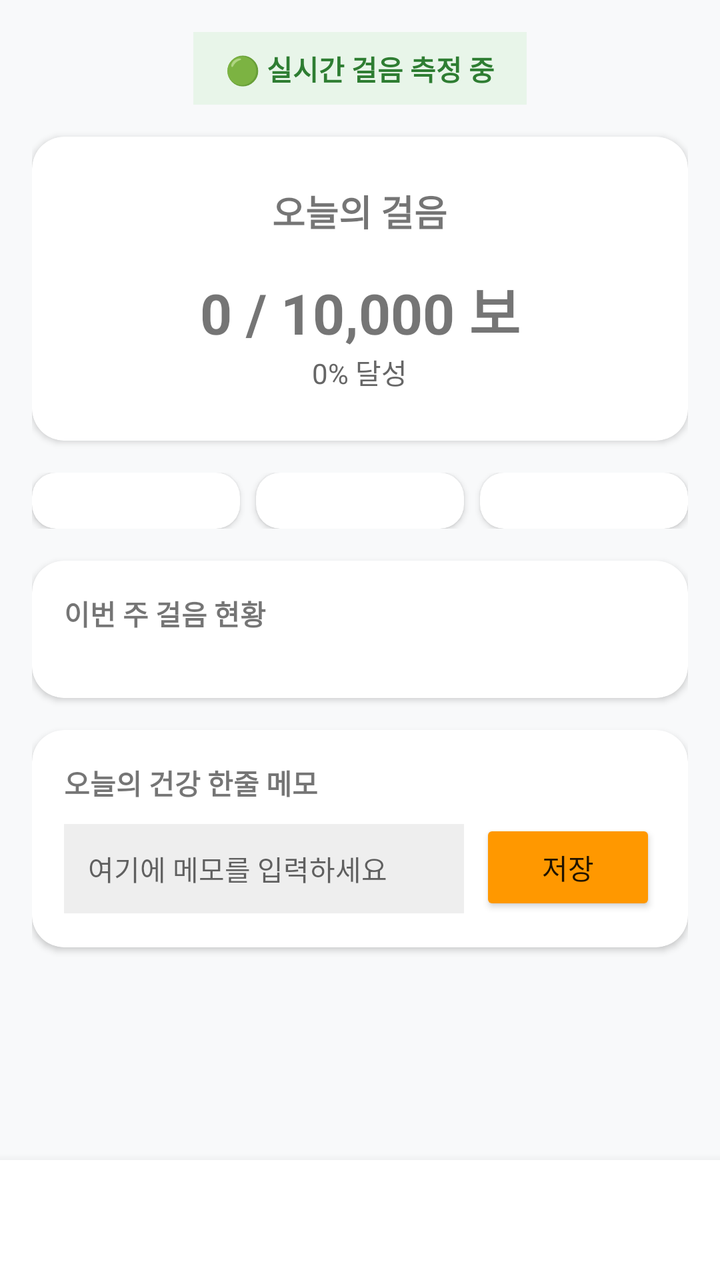
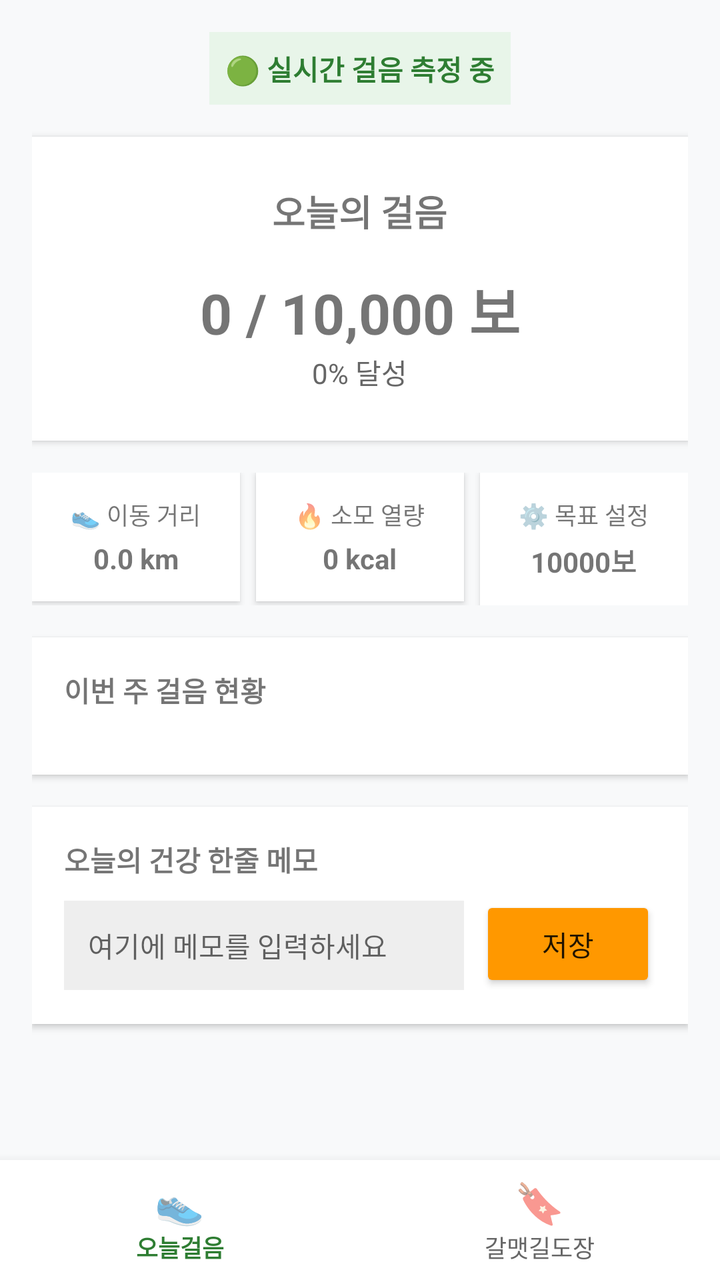

Before-and-after screenshots of an Android layout around one commit, followed by the original layout XML and the change that was made.
<!-- AndroidManifest.xml: application theme Theme.AppCompat.Light.NoActionBar -->
<!-- res/layout/activity_main.xml -->
<?xml version="1.0" encoding="utf-8"?>
<androidx.constraintlayout.widget.ConstraintLayout 
    xmlns:android="http://schemas.android.com/apk/res/android"
    xmlns:app="http://schemas.android.com/apk/res-auto"
    android:layout_width="match_parent"
    android:layout_height="match_parent"
    android:background="#F8F9FA">

    <ScrollView
        android:layout_width="match_parent"
        android:layout_height="0dp"
        app:layout_constraintTop_toTopOf="parent"
        app:layout_constraintBottom_toTopOf="@id/bottom_navigation_custom">

        <LinearLayout
            android:layout_width="match_parent"
            android:layout_height="wrap_content"
            android:orientation="vertical"
            android:padding="16dp">

            <TextView
                android:layout_width="wrap_content"
                android:layout_height="wrap_content"
                android:layout_gravity="center"
                android:background="#E8F5E9"
                android:paddingHorizontal="16dp"
                android:paddingVertical="8dp"
                android:text="🟢 실시간 걸음 측정 중"
                android:textColor="#2E7D32"
                android:textStyle="bold" />

            
            <androidx.cardview.widget.CardView
                android:layout_width="match_parent"
                android:layout_height="wrap_content"
                android:layout_marginTop="16dp"
                app:cardCornerRadius="16dp"
                app:cardElevation="2dp">
                <LinearLayout
                    android:layout_width="match_parent"
                    android:layout_height="wrap_content"
                    android:gravity="center"
                    android:orientation="vertical"
                    android:padding="24dp">
                    <TextView android:layout_width="wrap_content" android:layout_height="wrap_content" android:text="오늘의 걸음" android:textSize="18sp" android:textStyle="bold" />
                    <TextView android:id="@+id/tvStepCountMain" android:layout_width="wrap_content" android:layout_height="wrap_content" android:layout_marginTop="16dp" android:text="0 / 10,000 보" android:textSize="28sp" android:textStyle="bold" />
                    <TextView android:id="@+id/tvStepPercent" android:layout_width="wrap_content" android:layout_height="wrap_content" android:text="0% 달성" android:textColor="#666666" />
                </LinearLayout>
            </androidx.cardview.widget.CardView>

            
            <LinearLayout
                android:layout_width="match_parent"
                android:layout_height="wrap_content"
                android:layout_marginTop="16dp"
                android:orientation="horizontal"
                android:weightSum="3">
                <androidx.cardview.widget.CardView android:layout_width="0dp" android:layout_height="wrap_content" android:layout_marginEnd="4dp" android:layout_weight="1" app:cardCornerRadius="12dp">
                    <LinearLayout android:layout_width="match_parent" android:layout_height="wrap_content" android:gravity="center" android:orientation="vertical" android:padding="12dp">
                        <TextView android:text="👟 이동 거리" android:textSize="12sp" />
                        <TextView android:id="@+id/tvDistance" android:text="0.0 km" android:textStyle="bold" android:layout_marginTop="4dp"/>
                    </LinearLayout>
                </androidx.cardview.widget.CardView>
                <androidx.cardview.widget.CardView android:layout_width="0dp" android:layout_height="wrap_content" android:layout_marginHorizontal="4dp" android:layout_weight="1" app:cardCornerRadius="12dp">
                    <LinearLayout android:layout_width="match_parent" android:layout_height="wrap_content" android:gravity="center" android:orientation="vertical" android:padding="12dp">
                        <TextView android:text="🔥 소모 열량" android:textSize="12sp" />
                        <TextView android:id="@+id/tvCalories" android:text="0 kcal" android:textStyle="bold" android:layout_marginTop="4dp"/>
                    </LinearLayout>
                </androidx.cardview.widget.CardView>
                <androidx.cardview.widget.CardView android:layout_width="0dp" android:layout_height="wrap_content" android:layout_marginStart="4dp" android:layout_weight="1" app:cardCornerRadius="12dp">
                    <LinearLayout android:id="@+id/btnSetGoal" android:layout_width="match_parent" android:layout_height="wrap_content" android:gravity="center" android:orientation="vertical" android:padding="12dp">
                        <TextView android:text="⚙️ 목표 설정" android:textSize="12sp" />
                        <TextView android:id="@+id/tvGoalSteps" android:text="10000보" android:textStyle="bold" android:layout_marginTop="4dp"/>
                    </LinearLayout>
                </androidx.cardview.widget.CardView>
            </LinearLayout>

            
            <androidx.cardview.widget.CardView
                android:layout_width="match_parent"
                android:layout_height="wrap_content"
                android:layout_marginTop="16dp"
                app:cardCornerRadius="16dp">
                <LinearLayout android:layout_width="match_parent" android:layout_height="wrap_content" android:orientation="vertical" android:padding="16dp">
                    <TextView android:layout_width="wrap_content" android:layout_height="wrap_content" android:text="이번 주 걸음 현황" android:textStyle="bold" />
                    <LinearLayout android:id="@+id/layoutWeeklyChart" android:layout_width="match_parent" android:layout_height="wrap_content" android:layout_marginTop="16dp" android:orientation="horizontal" android:weightSum="7" />
                </LinearLayout>
            </androidx.cardview.widget.CardView>

            
            <androidx.cardview.widget.CardView
                android:layout_width="match_parent"
                android:layout_height="wrap_content"
                android:layout_marginTop="16dp"
                android:layout_marginBottom="16dp"
                app:cardCornerRadius="16dp">
                <LinearLayout android:layout_width="match_parent" android:layout_height="wrap_content" android:orientation="vertical" android:padding="16dp">
                    <TextView android:layout_width="wrap_content" android:layout_height="wrap_content" android:text="오늘의 건강 한줄 메모" android:textStyle="bold" />
                    <LinearLayout android:layout_width="match_parent" android:layout_height="wrap_content" android:layout_marginTop="8dp" android:orientation="horizontal">
                        <EditText android:id="@+id/etMemo" android:layout_width="0dp" android:layout_height="wrap_content" android:layout_weight="1" android:background="#EEEEEE" android:hint="여기에 메모를 입력하세요" android:padding="12dp" android:textSize="14sp" />
                        <Button android:id="@+id/btnSaveMemo" android:layout_width="wrap_content" android:layout_height="wrap_content" android:layout_marginStart="8dp" android:backgroundTint="#FF9800" android:text="저장" />
                    </LinearLayout>
                </LinearLayout>
            </androidx.cardview.widget.CardView>
        </LinearLayout>
    </ScrollView>

    
    <LinearLayout
        android:id="@+id/bottom_navigation_custom"
        android:layout_width="match_parent"
        android:layout_height="60dp"
        android:orientation="horizontal"
        android:background="#FFFFFF"
        android:elevation="8dp"
        app:layout_constraintBottom_toBottomOf="parent">

        <LinearLayout
            android:id="@+id/nav_today_btn"
            android:layout_width="0dp"
            android:layout_height="match_parent"
            android:layout_weight="1"
            android:gravity="center"
            android:orientation="vertical">
            <TextView android:text="👟" android:textSize="20sp"/>
            <TextView android:text="오늘걸음" android:textSize="12sp" android:textColor="#2E7D32" android:textStyle="bold"/>
        </LinearLayout>

        <LinearLayout
            android:id="@+id/nav_stamp_btn"
            android:layout_width="0dp"
            android:layout_height="match_parent"
            android:layout_weight="1"
            android:gravity="center"
            android:orientation="vertical">
            <TextView android:text="🔖" android:textSize="20sp"/>
            <TextView android:text="갈맷길도장" android:textSize="12sp" android:textColor="#666666"/>
        </LinearLayout>
    </LinearLayout>
</androidx.constraintlayout.widget.ConstraintLayout>
<!-- resources referenced by this layout -->
<resources>

</resources>

<!-- the commit's change to res/layout/activity_main.xml (unified diff, before → after) -->
@@ -1,16 +1,16 @@
 <?xml version="1.0" encoding="utf-8"?>
-<androidx.constraintlayout.widget.ConstraintLayout 
+<LinearLayout 
     xmlns:android="http://schemas.android.com/apk/res/android"
-    xmlns:app="http://schemas.android.com/apk/res-auto"
     android:layout_width="match_parent"
     android:layout_height="match_parent"
+    android:orientation="vertical"
     android:background="#F8F9FA">
 
+    
     <ScrollView
         android:layout_width="match_parent"
         android:layout_height="0dp"
-        app:layout_constraintTop_toTopOf="parent"
-        app:layout_constraintBottom_toTopOf="@id/bottom_navigation_custom">
+        android:layout_weight="1">
 
         <LinearLayout
             android:layout_width="match_parent"
@@ -18,90 +18,112 @@
             android:orientation="vertical"
             android:padding="16dp">
 
+            
             <TextView
                 android:layout_width="wrap_content"
                 android:layout_height="wrap_content"
                 android:layout_gravity="center"
                 android:background="#E8F5E9"
-                android:paddingHorizontal="16dp"
-                android:paddingVertical="8dp"
+                android:padding="8dp"
                 android:text="🟢 실시간 걸음 측정 중"
                 android:textColor="#2E7D32"
                 android:textStyle="bold" />
-
-            
-            <androidx.cardview.widget.CardView
-                android:layout_width="match_parent"
-                android:layout_height="wrap_content"
-                android:layout_marginTop="16dp"
-                app:cardCornerRadius="16dp"
-                app:cardElevation="2dp">
-                <LinearLayout
-                    android:layout_width="match_parent"
-                    android:layout_height="wrap_content"
-                    android:gravity="center"
-                    android:orientation="vertical"
-                    android:padding="24dp">
-                    <TextView android:layout_width="wrap_content" android:layout_height="wrap_content" android:text="오늘의 걸음" android:textSize="18sp" android:textStyle="bold" />
-                    <TextView android:id="@+id/tvStepCountMain" android:layout_width="wrap_content" android:layout_height="wrap_content" android:layout_marginTop="16dp" android:text="0 / 10,000 보" android:textSize="28sp" android:textStyle="bold" />
-                    <TextView android:id="@+id/tvStepPercent" android:layout_width="wrap_content" android:layout_height="wrap_content" android:text="0% 달성" android:textColor="#666666" />
-                </LinearLayout>
-            </androidx.cardview.widget.CardView>
 
             
             <LinearLayout
                 android:layout_width="match_parent"
                 android:layout_height="wrap_content"
                 android:layout_marginTop="16dp"
-                android:orientation="horizontal"
-                android:weightSum="3">
-                <androidx.cardview.widget.CardView android:layout_width="0dp" android:layout_height="wrap_content" android:layout_marginEnd="4dp" android:layout_weight="1" app:cardCornerRadius="12dp">
-                    <LinearLayout android:layout_width="match_parent" android:layout_height="wrap_content" android:gravity="center" android:orientation="vertical" android:padding="12dp">
-                        <TextView android:text="👟 이동 거리" android:textSize="12sp" />
-                        <TextView android:id="@+id/tvDistance" android:text="0.0 km" android:textStyle="bold" android:layout_marginTop="4dp"/>
-                    </LinearLayout>
-                </androidx.cardview.widget.CardView>
-                <androidx.cardview.widget.CardView android:layout_width="0dp" android:layout_height="wrap_content" android:layout_marginHorizontal="4dp" android:layout_weight="1" app:cardCornerRadius="12dp">
-                    <LinearLayout android:layout_width="match_parent" android:layout_height="wrap_content" android:gravity="center" android:orientation="vertical" android:padding="12dp">
-                        <TextView android:text="🔥 소모 열량" android:textSize="12sp" />
-                        <TextView android:id="@+id/tvCalories" android:text="0 kcal" android:textStyle="bold" android:layout_marginTop="4dp"/>
-                    </LinearLayout>
-                </androidx.cardview.widget.CardView>
-                <androidx.cardview.widget.CardView android:layout_width="0dp" android:layout_height="wrap_content" android:layout_marginStart="4dp" android:layout_weight="1" app:cardCornerRadius="12dp">
-                    <LinearLayout android:id="@+id/btnSetGoal" android:layout_width="match_parent" android:layout_height="wrap_content" android:gravity="center" android:orientation="vertical" android:padding="12dp">
-                        <TextView android:text="⚙️ 목표 설정" android:textSize="12sp" />
-                        <TextView android:id="@+id/tvGoalSteps" android:text="10000보" android:textStyle="bold" android:layout_marginTop="4dp"/>
-                    </LinearLayout>
-                </androidx.cardview.widget.CardView>
+                android:background="#FFFFFF"
+                android:elevation="2dp"
+                android:gravity="center"
+                android:orientation="vertical"
+                android:padding="24dp">
+                <TextView android:layout_width="wrap_content" android:layout_height="wrap_content" android:text="오늘의 걸음" android:textSize="18sp" android:textStyle="bold" />
+                <TextView android:id="@+id/tvStepCountMain" android:layout_width="wrap_content" android:layout_height="wrap_content" android:layout_marginTop="16dp" android:text="0 / 10,000 보" android:textSize="28sp" android:textStyle="bold" />
+                <TextView android:id="@+id/tvStepPercent" android:layout_width="wrap_content" android:layout_height="wrap_content" android:text="0% 달성" android:textColor="#666666" />
             </LinearLayout>
 
             
-            <androidx.cardview.widget.CardView
+            <LinearLayout
                 android:layout_width="match_parent"
                 android:layout_height="wrap_content"
                 android:layout_marginTop="16dp"
-                app:cardCornerRadius="16dp">
-                <LinearLayout android:layout_width="match_parent" android:layout_height="wrap_content" android:orientation="vertical" android:padding="16dp">
-                    <TextView android:layout_width="wrap_content" android:layout_height="wrap_content" android:text="이번 주 걸음 현황" android:textStyle="bold" />
-                    <LinearLayout android:id="@+id/layoutWeeklyChart" android:layout_width="match_parent" android:layout_height="wrap_content" android:layout_marginTop="16dp" android:orientation="horizontal" android:weightSum="7" />
+                android:orientation="horizontal">
+                
+                <LinearLayout
+                    android:layout_width="0dp"
+                    android:layout_height="wrap_content"
+                    android:layout_marginEnd="4dp"
+                    android:layout_weight="1"
+                    android:background="#FFFFFF"
+                    android:elevation="2dp"
+                    android:gravity="center"
+                    android:orientation="vertical"
+                    android:padding="12dp">
+                    <TextView android:layout_width="wrap_content" android:layout_height="wrap_content" android:text="👟 이동 거리" android:textSize="12sp" />
+                    <TextView android:id="@+id/tvDistance" android:layout_width="wrap_content" android:layout_height="wrap_content" android:text="0.0 km" android:textStyle="bold" android:layout_marginTop="4dp"/>
                 </LinearLayout>
-            </androidx.cardview.widget.CardView>
+
+                <LinearLayout
+                    android:layout_width="0dp"
+                    android:layout_height="wrap_content"
+                    android:layout_marginHorizontal="4dp"
+                    android:layout_weight="1"
+                    android:background="#FFFFFF"
+                    android:elevation="2dp"
+                    android:gravity="center"
+                    android:orientation="vertical"
+                    android:padding="12dp">
+                    <TextView android:layout_width="wrap_content" android:layout_height="wrap_content" android:text="🔥 소모 열량" android:textSize="12sp" />
+                    <TextView android:id="@+id/tvCalories" android:layout_width="wrap_content" android:layout_height="wrap_content" android:text="0 kcal" android:textStyle="bold" android:layout_marginTop="4dp"/>
+                </LinearLayout>
+
+                <LinearLayout
+                    android:id="@+id/btnSetGoal"
+                    android:layout_width="0dp"
+                    android:layout_height="wrap_content"
+                    android:layout_marginStart="4dp"
+                    android:layout_weight="1"
+                    android:background="#FFFFFF"
+                    android:elevation="2dp"
+                    android:gravity="center"
+                    android:orientation="vertical"
+                    android:padding="12dp">
+                    <TextView android:layout_width="wrap_content" android:layout_height="wrap_content" android:text="⚙️ 목표 설정" android:textSize="12sp" />
+                    <TextView android:id="@+id/tvGoalSteps" android:layout_width="wrap_content" android:layout_height="wrap_content" android:text="10000보" android:textStyle="bold" android:layout_marginTop="4dp"/>
+                </LinearLayout>
+            </LinearLayout>
 
             
-            <androidx.cardview.widget.CardView
+            <LinearLayout
+                android:layout_width="match_parent"
+                android:layout_height="wrap_content"
+                android:layout_marginTop="16dp"
+                android:background="#FFFFFF"
+                android:elevation="2dp"
+                android:orientation="vertical"
+                android:padding="16dp">
+                <TextView android:layout_width="wrap_content" android:layout_height="wrap_content" android:text="이번 주 걸음 현황" android:textStyle="bold" />
+                <LinearLayout android:id="@+id/layoutWeeklyChart" android:layout_width="match_parent" android:layout_height="wrap_content" android:layout_marginTop="16dp" android:orientation="horizontal" android:weightSum="7" />
+            </LinearLayout>
+
+            
+            <LinearLayout
                 android:layout_width="match_parent"
                 android:layout_height="wrap_content"
                 android:layout_marginTop="16dp"
                 android:layout_marginBottom="16dp"
-                app:cardCornerRadius="16dp">
-                <LinearLayout android:layout_width="match_parent" android:layout_height="wrap_content" android:orientation="vertical" android:padding="16dp">
-                    <TextView android:layout_width="wrap_content" android:layout_height="wrap_content" android:text="오늘의 건강 한줄 메모" android:textStyle="bold" />
-                    <LinearLayout android:layout_width="match_parent" android:layout_height="wrap_content" android:layout_marginTop="8dp" android:orientation="horizontal">
-                        <EditText android:id="@+id/etMemo" android:layout_width="0dp" android:layout_height="wrap_content" android:layout_weight="1" android:background="#EEEEEE" android:hint="여기에 메모를 입력하세요" android:padding="12dp" android:textSize="14sp" />
-                        <Button android:id="@+id/btnSaveMemo" android:layout_width="wrap_content" android:layout_height="wrap_content" android:layout_marginStart="8dp" android:backgroundTint="#FF9800" android:text="저장" />
-                    </LinearLayout>
+                android:background="#FFFFFF"
+                android:elevation="2dp"
+                android:orientation="vertical"
+                android:padding="16dp">
+                <TextView android:layout_width="wrap_content" android:layout_height="wrap_content" android:text="오늘의 건강 한줄 메모" android:textStyle="bold" />
+                <LinearLayout android:layout_width="match_parent" android:layout_height="wrap_content" android:layout_marginTop="8dp" android:orientation="horizontal">
+                    <EditText android:id="@+id/etMemo" android:layout_width="0dp" android:layout_height="wrap_content" android:layout_weight="1" android:background="#EEEEEE" android:hint="여기에 메모를 입력하세요" android:padding="12dp" android:textSize="14sp" />
+                    <Button android:id="@+id/btnSaveMemo" android:layout_width="wrap_content" android:layout_height="wrap_content" android:layout_marginStart="8dp" android:backgroundTint="#FF9800" android:text="저장" />
                 </LinearLayout>
-            </androidx.cardview.widget.CardView>
+            </LinearLayout>
         </LinearLayout>
     </ScrollView>
 
@@ -112,8 +134,7 @@
         android:layout_height="60dp"
         android:orientation="horizontal"
         android:background="#FFFFFF"
-        android:elevation="8dp"
-        app:layout_constraintBottom_toBottomOf="parent">
+        android:elevation="8dp">
 
         <LinearLayout
             android:id="@+id/nav_today_btn"
@@ -122,8 +143,8 @@
             android:layout_weight="1"
             android:gravity="center"
             android:orientation="vertical">
-            <TextView android:text="👟" android:textSize="20sp"/>
-            <TextView android:text="오늘걸음" android:textSize="12sp" android:textColor="#2E7D32" android:textStyle="bold"/>
+            <TextView android:layout_width="wrap_content" android:layout_height="wrap_content" android:text="👟" android:textSize="20sp"/>
+            <TextView android:layout_width="wrap_content" android:layout_height="wrap_content" android:text="오늘걸음" android:textSize="12sp" android:textColor="#2E7D32" android:textStyle="bold"/>
         </LinearLayout>
 
         <LinearLayout
@@ -133,8 +154,8 @@
             android:layout_weight="1"
             android:gravity="center"
             android:orientation="vertical">
-            <TextView android:text="🔖" android:textSize="20sp"/>
-            <TextView android:text="갈맷길도장" android:textSize="12sp" android:textColor="#666666"/>
+            <TextView android:layout_width="wrap_content" android:layout_height="wrap_content" android:text="🔖" android:textSize="20sp"/>
+            <TextView android:layout_width="wrap_content" android:layout_height="wrap_content" android:text="갈맷길도장" android:textSize="12sp" android:textColor="#666666"/>
         </LinearLayout>
     </LinearLayout>
-</androidx.constraintlayout.widget.ConstraintLayout>
+</LinearLayout>
